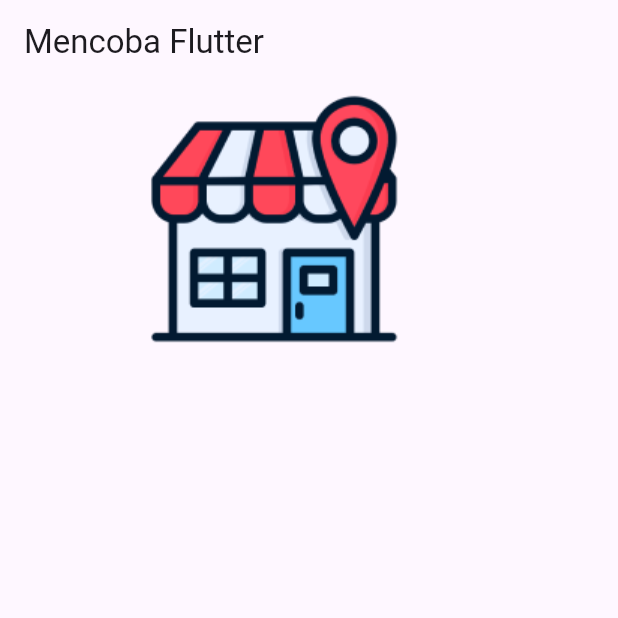
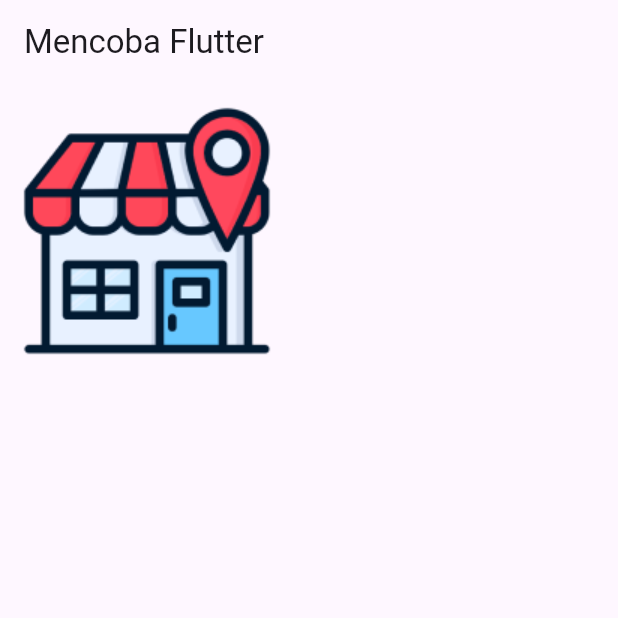
Before and after one commit to rafinugraha24/UTS_Mobile-Programming, a Flutter app: the screen it shows after launch, on a phone screen of 412 x 824 dp, the top half of it. Run offline on Flutter 3.47's test engine with Material 3 defaults, Android fonts, the phone set to English and light mode, and no system bars.

Commit message:
atur posisi

```diff
--- a/lib/toko/coba.dart
+++ b/lib/toko/coba.dart
@@ -8,14 +8,21 @@ class Coba extends StatelessWidget {
     return Scaffold(
       appBar: AppBar(
         title: Text("Mencoba Flutter")),
-      body: Center(
-        child: Container(
-          alignment: Alignment(-0.2, -1),
-          child: Image(image: AssetImage('gambar/Logo.png')),
+      body: Padding(
+        padding: const EdgeInsets.all(8.0),
+        child: Row(
+              children: [
+                  Container(
+                    alignment: AlignmentGeometry.xy(-0.3, -1),
+                    child: Image(image: AssetImage('gambar/Logo.png'))),
 
+                  // Container(
+                  //   alignment: Alignment(-0.2, -1),
+                  //   child: Text("Percobaan"),
+                  // )
+                ],
+            ),
         ),
-
-      ),
-    );
+      );
   }
 }
```
